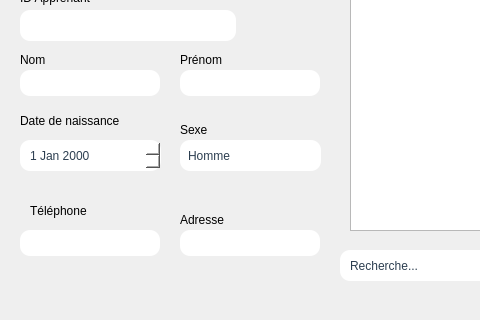
First picture: the form in apprenants.ui, repository ProjetCPP2A21/projetcpp-2a21-smart-driving-school, before the edit; both pictures show x 0 to 480 and y 170 to 490 of the 958 by 613 pixel window.
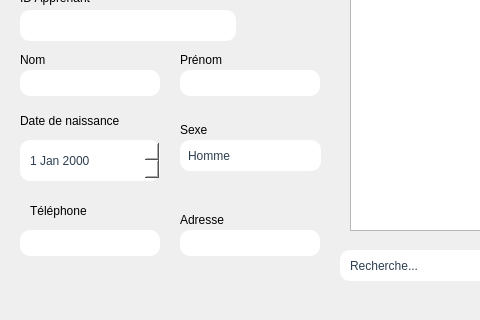
Second picture: the form after the edit. Icons and pictures are not drawn.

Diff of the .ui file:
```diff
--- a/apprenants.ui
+++ b/apprenants.ui
@@ -240,8 +240,8 @@
      <rect>
       <x>20</x>
       <y>310</y>
-      <width>141</width>
-      <height>31</height>
+      <width>140</width>
+      <height>41</height>
      </rect>
     </property>
     <property name="styleSheet">
```
Left out of the diff: 23 changed lines with no effect on the pictures.
